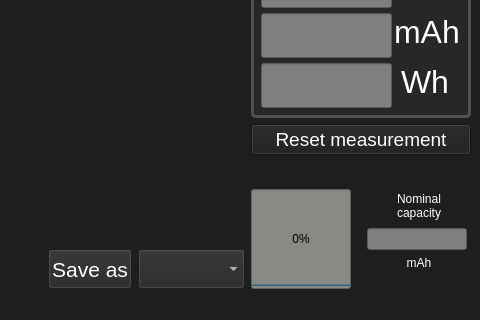
Qt form desktop_app/prj/electronic_load_app.ui (Dominik-Workshop/Electronic_load) before a commit; both pictures show x 589 to 1069 and y 415 to 735 of the 1069 by 735 pixel window.
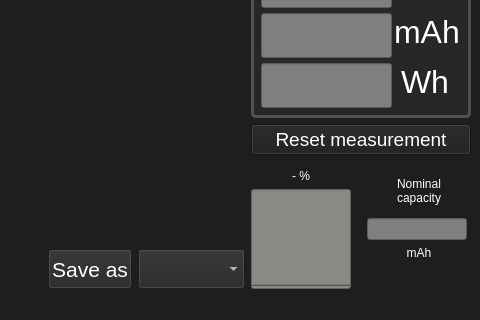
The same form after that commit. Custom widgets are drawn as their Qt base class.

Commit message: add set parameters validator, correct

Diff of the .ui file:
```diff
--- a/desktop_app/prj/electronic_load_app.ui
+++ b/desktop_app/prj/electronic_load_app.ui
@@ -729,6 +729,27 @@
          <enum>QLayout::SetDefaultConstraint</enum>
         </property>
         <item>
+         <layout class="QVBoxLayout" name="verticalLayout_4">
+          <item>
+           <widget class="QLabel" name="batteryPercentageLabel">
+            <property name="minimumSize">
+             <size>
+              <width>80</width>
+              <height>0</height>
+             </size>
+            </property>
+            <property name="styleSheet">
+             <string notr="true">color: rgb(255, 255, 255);</string>
+            </property>
+            <property name="text">
+             <string>- %</string>
+            </property>
+            <property name="alignment">
+             <set>Qt::AlignCenter</set>
+            </property>
+           </widget>
+          </item>
+          <item>
          <widget class="QProgressBar" name="BatCapacityBar">
           <property name="sizePolicy">
            <sizepolicy hsizetype="Fixed" vsizetype="Fixed">
@@ -756,10 +777,15 @@
           <property name="value">
            <number>0</number>
           </property>
+            <property name="textVisible">
+             <bool>false</bool>
+            </property>
           <property name="orientation">
            <enum>Qt::Vertical</enum>
           </property>
          </widget>
+          </item>
+         </layout>
         </item>
         <item>
          <spacer name="horizontalSpacer_2">
@@ -819,6 +845,9 @@
             <property name="styleSheet">
              <string notr="true">background-color: rgb(127, 127, 127)</string>
             </property>
+            <property name="alignment">
+             <set>Qt::AlignCenter</set>
+            </property>
            </widget>
           </item>
           <item alignment="Qt::AlignTop">
```
Left out of the diff: 18 changed lines with no effect on the pictures. Lines whose indentation alone changed are shown as unchanged. The commit also changes 2 other files.
